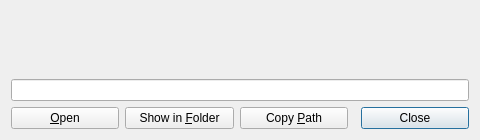
Old version of the form src/record/RecordingDoneDialog.ui in the repository ChickenSeller/glimpse.
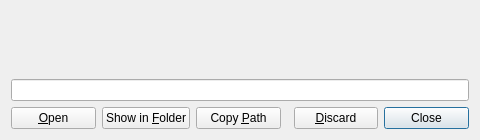
New version of the form.

Commit message:
Add toolbar size, recording discard, one save folder with a clear button
- Settings > Toolbar: a size slider (50-200%) scales icons, spacing and
  margins; the bar is kept on screen when it grows.
- The recording-done dialog can discard the recording (Recycle Bin, or a
  permanent delete when asked).
- Everything is saved under one folder, "output" next to the program by
  default: captures in Screenshots, recordings in Recordings. The
  separate recording folder setting is gone.
- Settings > General can clear saved screenshots, recordings or both.

```diff
--- a/src/record/RecordingDoneDialog.ui
+++ b/src/record/RecordingDoneDialog.ui
@@ -54,6 +54,16 @@
        </property>
       </spacer>
      </item>
+     <item>
+      <widget class="QPushButton" name="discardButton">
+       <property name="text">
+        <string>&amp;Discard</string>
+       </property>
+       <property name="toolTip">
+        <string>Move the recording to the Recycle Bin</string>
+       </property>
+      </widget>
+     </item>
      <item>
       <widget class="QPushButton" name="closeButton">
        <property name="text">
```
The commit also changes 12 other files.
